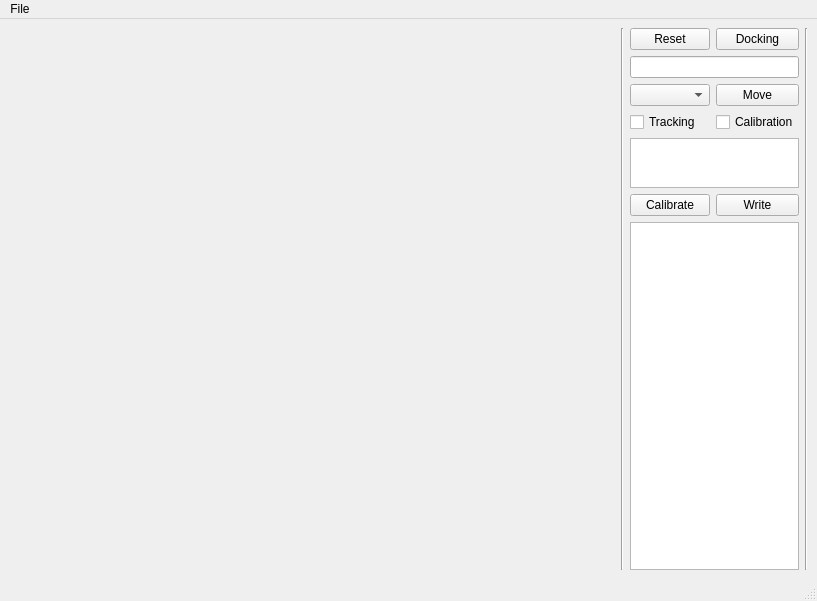
Above: cobot33.ui from RedwanNewaz/airlabCobot before the change. Below: the same form after it.
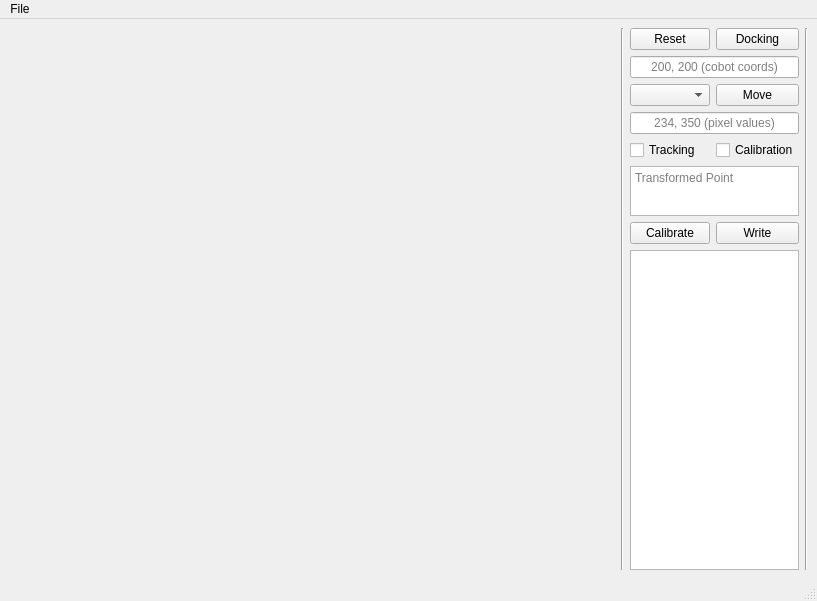
That is the form after the change.

Commit message: bt calibrator added

Patch:
```diff
--- a/cobot33.ui
+++ b/cobot33.ui
@@ -38,14 +38,14 @@
       </item>
       <item>
        <layout class="QGridLayout" name="gridLayout">
-        <item row="3" column="1">
+        <item row="4" column="1">
          <widget class="QCheckBox" name="checkBox">
           <property name="text">
            <string>Calibration</string>
           </property>
          </widget>
         </item>
-        <item row="5" column="1">
+        <item row="6" column="1">
          <widget class="QPushButton" name="writeButton">
           <property name="maximumSize">
            <size>
@@ -58,6 +58,9 @@
           </property>
          </widget>
         </item>
+        <item row="2" column="0">
+         <widget class="QComboBox" name="comboBox"/>
+        </item>
         <item row="0" column="1">
          <widget class="QPushButton" name="dockingButton">
           <property name="maximumSize">
@@ -74,13 +77,33 @@
           </property>
          </widget>
         </item>
-        <item row="3" column="0">
+        <item row="6" column="0">
+         <widget class="QPushButton" name="calibrateButton">
+          <property name="text">
+           <string>Calibrate</string>
+          </property>
+         </widget>
+        </item>
+        <item row="4" column="0">
          <widget class="QCheckBox" name="trackingBox">
           <property name="text">
            <string>Tracking</string>
           </property>
          </widget>
         </item>
+        <item row="5" column="0" colspan="2">
+         <widget class="QPlainTextEdit" name="calibrationText">
+          <property name="maximumSize">
+           <size>
+            <width>16777215</width>
+            <height>50</height>
+           </size>
+          </property>
+          <property name="placeholderText">
+           <string extracomment="Transformed point will show here">Transformed Point </string>
+          </property>
+         </widget>
+        </item>
         <item row="0" column="0">
          <widget class="QPushButton" name="resetButton">
           <property name="maximumSize">
@@ -95,7 +118,14 @@
          </widget>
         </item>
         <item row="1" column="0" colspan="2">
-         <widget class="QLineEdit" name="input"/>
+         <widget class="QLineEdit" name="input">
+          <property name="alignment">
+           <set>Qt::AlignCenter</set>
+          </property>
+          <property name="placeholderText">
+           <string>200, 200 (cobot coords)</string>
+          </property>
+         </widget>
         </item>
         <item row="2" column="1">
          <widget class="QPushButton" name="moveButton">
@@ -110,26 +140,19 @@
           </property>
          </widget>
         </item>
-        <item row="6" column="0" colspan="2">
+        <item row="7" column="0" colspan="2">
          <widget class="QTableWidget" name="tableWidget"/>
         </item>
-        <item row="4" column="0" colspan="2">
-         <widget class="QPlainTextEdit" name="calibrationText">
-          <property name="maximumSize">
-           <size>
-            <width>16777215</width>
-            <height>50</height>
-           </size>
-          </property>
-         </widget>
-        </item>
-        <item row="2" column="0">
-         <widget class="QComboBox" name="comboBox"/>
-        </item>
-        <item row="5" column="0">
-         <widget class="QPushButton" name="calibrateButton">
+        <item row="3" column="0" colspan="2">
+         <widget class="QLineEdit" name="pixelInput">
           <property name="text">
-           <string>Calibrate</string>
+           <string/>
+          </property>
+          <property name="alignment">
+           <set>Qt::AlignCenter</set>
+          </property>
+          <property name="placeholderText">
+           <string>234, 350 (pixel values)</string>
           </property>
          </widget>
         </item>
```
